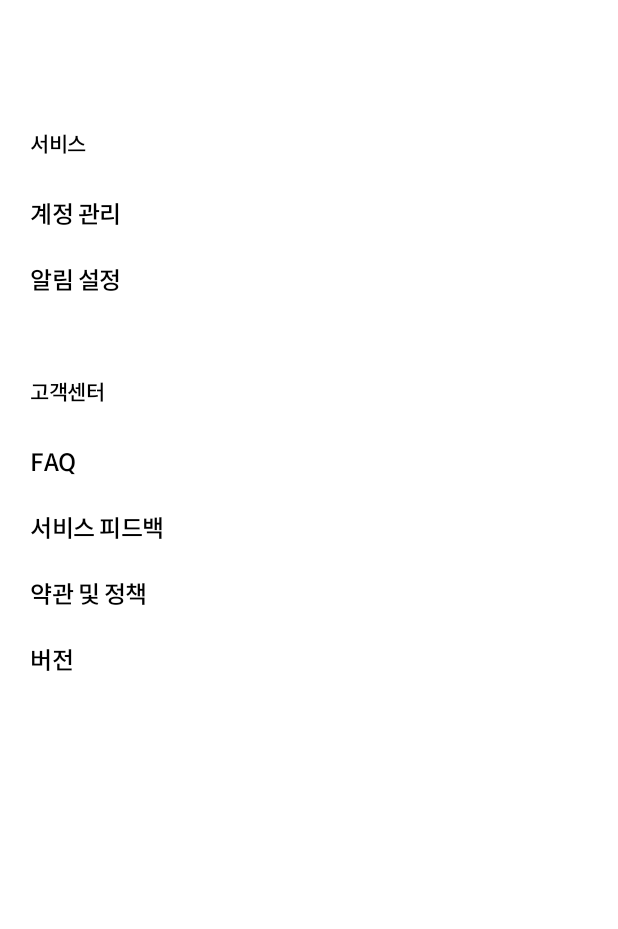
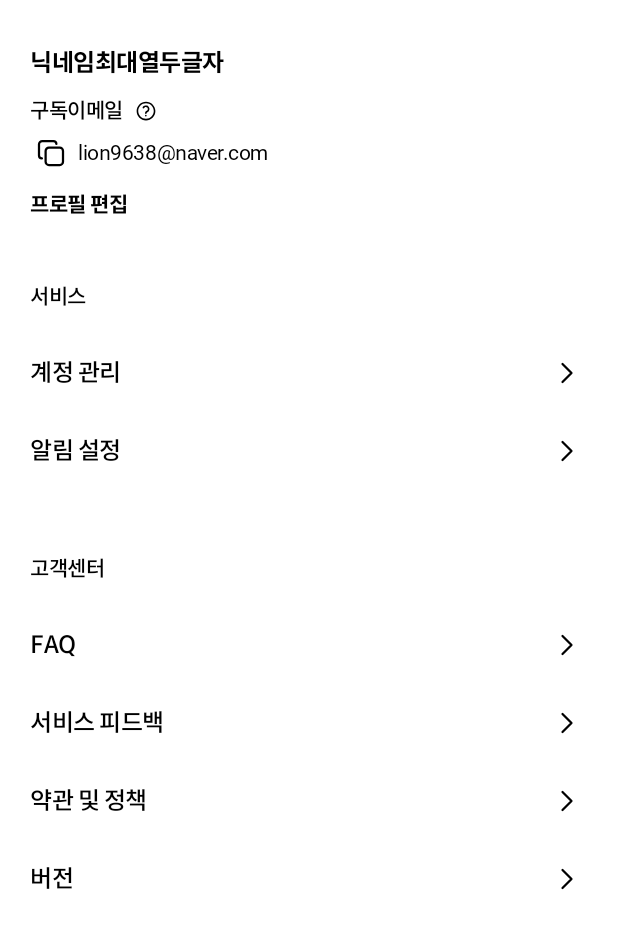
Before and after one commit to minkyu-types/NewDok-Android, an Android app built with Jetpack Compose: the @Preview function MyPageScreenPreview, on a phone screen of 412 x 824 dp. Shown: the top 929 px of the screen. Run offline under Robolectric (Android 15) with nearby library versions, the phone set to English and light mode, and no system bars; Roboto replaces fonts that are not available here; 14 statements that could not run were skipped.

Commit message:
feat: 마이페이지 UI 개선
- 상단 구독 이메일 정보 영역 추가

```diff
--- a/presentation/src/main/java/com/and/presentation/screen/mypage/MyPageScreen.kt
+++ b/presentation/src/main/java/com/and/presentation/screen/mypage/MyPageScreen.kt
@@ -1,24 +1,42 @@
 package com.and.presentation.screen.mypage
 
+import androidx.compose.foundation.background
+import androidx.compose.foundation.clickable
+import androidx.compose.foundation.layout.Box
 import androidx.compose.foundation.layout.Column
+import androidx.compose.foundation.layout.Row
 import androidx.compose.foundation.layout.Spacer
 import androidx.compose.foundation.layout.fillMaxSize
 import androidx.compose.foundation.layout.fillMaxWidth
 import androidx.compose.foundation.layout.height
 import androidx.compose.foundation.layout.padding
+import androidx.compose.foundation.layout.size
+import androidx.compose.foundation.layout.width
+import androidx.compose.material3.Icon
 import androidx.compose.material3.Text
 import androidx.compose.runtime.Composable
+import androidx.compose.ui.Alignment
 import androidx.compose.ui.Modifier
+import androidx.compose.ui.graphics.Color
+import androidx.compose.ui.res.painterResource
 import androidx.compose.ui.res.stringResource
 import androidx.compose.ui.text.font.FontWeight
 import androidx.compose.ui.tooling.preview.Preview
 import androidx.compose.ui.unit.dp
+import com.and.domain.model.type.Gender
 import com.and.presentation.R
+import com.and.presentation.component.button.ButtonSize
+import com.and.presentation.component.button.OutlinedSecondaryButton
+import com.and.presentation.model.UserModel
 import com.and.presentation.ui.Body1Normal
 import com.and.presentation.ui.Body2Normal
 import com.and.presentation.ui.Caption_Assistive
+import com.and.presentation.ui.Caption_Heavy
+import com.and.presentation.ui.Caption_Neutral
 import com.and.presentation.ui.Caption_Strong
 import com.and.presentation.ui.DefaultWhiteTheme
+import com.and.presentation.ui.Primary_Normal
+import com.and.presentation.util.removeRippleEffect
 
 @Composable
 fun MyPageScreen(
@@ -27,9 +45,22 @@ fun MyPageScreen(
     Column(
         modifier = Modifier
             .fillMaxSize()
+            .background(Color.White)
     ) {
-        MyPageProfileArea()
-        Spacer(modifier = Modifier.height(12.dp))
+        MyPageProfileArea(
+            user = UserModel(
+                1,
+                "",
+                "",
+                "lion9638@naver.com",
+                "닉네임최대열두글자",
+                "",
+                Gender.MALE,
+                "",
+                1,
+                emptyList(),
+            )
+        )
         MyPageServiceArea()
         Spacer(modifier = Modifier.height(12.dp))
         MyPageCustomerServiceArea()
@@ -38,6 +69,7 @@ fun MyPageScreen(
 
 @Composable
 fun MyPageProfileArea(
+    user: UserModel,
     modifier: Modifier = Modifier
 ) {
     Column(
@@ -45,7 +77,69 @@ fun MyPageProfileArea(
             .fillMaxWidth()
             .padding(start = 20.dp, end = 20.dp, top = 32.dp, bottom = 24.dp)
     ) {
+        Text(
+            text = user.nickname.take(12),
+            style = Body1Normal,
+            fontWeight = FontWeight.Bold,
+            color = Caption_Heavy
+        )
+        Spacer(modifier = Modifier.height(12.dp))
+        Row(
+            verticalAlignment = Alignment.CenterVertically
+        ) {
+            Text(
+                text = stringResource(R.string.my_page_profile_email),
+                style = Body2Normal,
+                fontWeight = FontWeight.Medium,
+                color = Caption_Neutral
+            )
+            Spacer(modifier = Modifier.width(4.dp))
+            Icon(
+                painter = painterResource(R.drawable.ic_line_question_mark),
+                tint = Caption_Neutral,
+                contentDescription = null,
+                modifier = Modifier
+                    .size(20.dp)
+                    .clickable {
+                        // 구독 이메일 팝업 표시
+                    }
+            )
+        }
+        Spacer(modifier = Modifier.height(4.dp))
+        Box(
+            modifier = Modifier
+                .removeRippleEffect {
+                    // 구독 이메일 클립보드에 복사
+                }
+        ) {
+            Row (
+                verticalAlignment = Alignment.CenterVertically
+            ) {
+                Icon(
+                    painter = painterResource(R.drawable.ic_line_copy),
+                    tint = Primary_Normal,
+                    contentDescription = null
+                )
+                Spacer(modifier = Modifier.width(4.dp))
+                Text(
+                    text = user.subscribeEmail,
+                    style = Body2Normal,
+                    fontWeight = FontWeight.Normal,
+                    color = Caption_Heavy
+                )
+            }
+        }
+        Spacer(modifier = Modifier.height(12.dp))
+        OutlinedSecondaryButton(
+            buttonText = stringResource(R.string.my_page_profile_edit),
+            buttonSize = ButtonSize.LARGE,
+            fontWeight = FontWeight.Bold,
+            onClick = {
 
+            },
+            modifier = Modifier
+                .fillMaxWidth()
+        )
     }
 }
 
@@ -67,23 +161,17 @@ fun MyPageServiceArea(
                 .padding(horizontal = 20.dp, vertical = 8.dp)
         )
         Spacer(modifier = Modifier.height(8.dp))
-        Text(
+        MyPageItem(
             text = stringResource(R.string.my_page_service_item_1),
-            style = Body1Normal,
-            fontWeight = FontWeight.Medium,
-            color = Caption_Strong,
-            modifier = Modifier
-                .fillMaxWidth()
-                .padding(horizontal = 20.dp, vertical = 12.dp)
+            onClick = {
+
+            }
         )
-        Text(
+        MyPageItem(
             text = stringResource(R.string.my_page_service_item_2),
-            style = Body1Normal,
-            fontWeight = FontWeight.Medium,
-            color = Caption_Strong,
-            modifier = Modifier
-                .fillMaxWidth()
-                .padding(horizontal = 20.dp, vertical = 12.dp)
+            onClick = {
+
+            }
         )
     }
 }
@@ -106,45 +194,62 @@ fun MyPageCustomerServiceArea(
                 .padding(horizontal = 20.dp, vertical = 8.dp)
         )
         Spacer(modifier = Modifier.height(8.dp))
+        MyPageItem(
+            text = stringResource(R.string.my_page_customer_service_item1),
+            onClick = {
+
+            }
+        )
+        MyPageItem(
+            text = stringResource(R.string.my_page_customer_service_item2),
+            onClick = {
+
+            }
+        )
+        MyPageItem(
+            text = stringResource(R.string.my_page_customer_service_item3),
+            onClick = {
+
+            }
+        )
+        MyPageItem(
+            text = stringResource(R.string.my_page_customer_service_item4),
+            onClick = {
+
+            }
+        )
+    }
+}
+
+@Composable
+private fun MyPageItem(
+    text: String,
+    onClick: () -> Unit,
+    modifier: Modifier = Modifier
+) {
+    Row(
+        modifier = Modifier
+            .clickable {
+                onClick()
+            }
+            .padding(horizontal = 20.dp, vertical = 12.dp),
+        verticalAlignment = Alignment.CenterVertically
+    ) {
         Text(
-            text = stringResource(R.string.my_page_customer_service_item1),
+            text = text,
             style = Body1Normal,
             fontWeight = FontWeight.Medium,
             color = Caption_Strong,
             modifier = Modifier
-                .fillMaxWidth()
-                .padding(horizontal = 20.dp, vertical = 12.dp)
+                .weight(1f)
         )
-        Text(
-            text = stringResource(R.string.my_page_customer_service_item2),
-            style = Body1Normal,
-            fontWeight = FontWeight.Medium,
-            color = Caption_Strong,
-            modifier = Modifier
-                .fillMaxWidth()
-                .padding(horizontal = 20.dp, vertical = 12.dp)
-        )
-        Text(
-            text = stringResource(R.string.my_page_customer_service_item3),
-            style = Body1Normal,
-            fontWeight = FontWeight.Medium,
-            color = Caption_Strong,
-            modifier = Modifier
-                .fillMaxWidth()
-                .padding(horizontal = 20.dp, vertical = 12.dp)
-        )
-        Text(
-            text = stringResource(R.string.my_page_customer_service_item4),
-            style = Body1Normal,
-            fontWeight = FontWeight.Medium,
-            color = Caption_Strong,
-            modifier = Modifier
-                .fillMaxWidth()
-                .padding(horizontal = 20.dp, vertical = 12.dp)
+        Icon(
+            painter = painterResource(R.drawable.ic_line_right),
+            contentDescription = null,
+            tint = Caption_Neutral
         )
     }
 }
-
 
 @Preview(
     name = "MyPageScreen Preview",
```
